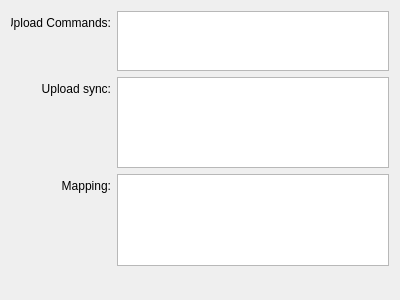
Qt form addon/SFTP/SFTPFormDirSetting.ui (fengzhu2007/anycode) before a commit.
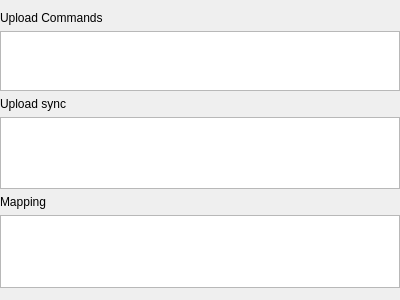
The same form after that commit. Custom widgets are drawn as their Qt base class.

The edit to the form file:
```diff
--- a/addon/SFTP/SFTPFormDirSetting.ui
+++ b/addon/SFTP/SFTPFormDirSetting.ui
@@ -14,9 +14,54 @@
    <string>Form</string>
   </property>
   <layout class="QVBoxLayout" name="verticalLayout">
+   <property name="leftMargin">
+    <number>0</number>
+   </property>
+   <property name="rightMargin">
+    <number>0</number>
+   </property>
+   <property name="bottomMargin">
+    <number>0</number>
+   </property>
    <item>
-    <layout class="QFormLayout" name="formLayout">
-     <item row="1" column="0">
+    <widget class="QLabel" name="label_2">
+     <property name="minimumSize">
+      <size>
+       <width>100</width>
+       <height>0</height>
+      </size>
+     </property>
+     <property name="maximumSize">
+      <size>
+       <width>16777215</width>
+       <height>16777215</height>
+      </size>
+     </property>
+     <property name="text">
+      <string>Upload Commands</string>
+     </property>
+     <property name="alignment">
+      <set>Qt::AlignLeading|Qt::AlignLeft|Qt::AlignVCenter</set>
+     </property>
+    </widget>
+   </item>
+   <item>
+    <widget class="QTextEdit" name="commandTextEdit">
+     <property name="minimumSize">
+      <size>
+       <width>0</width>
+       <height>60</height>
+      </size>
+     </property>
+     <property name="maximumSize">
+      <size>
+       <width>16777215</width>
+       <height>60</height>
+      </size>
+     </property>
+    </widget>
+   </item>
+   <item>
       <widget class="QLabel" name="label">
        <property name="minimumSize">
         <size>
@@ -26,7 +71,7 @@
        </property>
        <property name="maximumSize">
         <size>
-         <width>100</width>
+       <width>16777215</width>
          <height>16777215</height>
         </size>
        </property>
@@ -37,42 +82,14 @@
         </size>
        </property>
        <property name="text">
-        <string>Upload sync:</string>
+      <string>Upload sync</string>
        </property>
        <property name="alignment">
-        <set>Qt::AlignRight|Qt::AlignTrailing|Qt::AlignVCenter</set>
+      <set>Qt::AlignLeading|Qt::AlignLeft|Qt::AlignVCenter</set>
        </property>
       </widget>
      </item>
-     <item row="2" column="0">
-      <widget class="QLabel" name="re">
-       <property name="minimumSize">
-        <size>
-         <width>100</width>
-         <height>0</height>
-        </size>
-       </property>
-       <property name="maximumSize">
-        <size>
-         <width>100</width>
-         <height>16777215</height>
-        </size>
-       </property>
-       <property name="baseSize">
-        <size>
-         <width>80</width>
-         <height>0</height>
-        </size>
-       </property>
-       <property name="text">
-        <string>Mapping:</string>
-       </property>
-       <property name="alignment">
-        <set>Qt::AlignRight|Qt::AlignTrailing|Qt::AlignVCenter</set>
-       </property>
-      </widget>
-     </item>
-     <item row="1" column="1">
+   <item>
       <widget class="ady::DirMappingView" name="localTreeView">
        <property name="maximumSize">
         <size>
@@ -94,7 +111,35 @@
        </property>
       </widget>
      </item>
-     <item row="2" column="1">
+   <item>
+    <widget class="QLabel" name="re">
+     <property name="minimumSize">
+      <size>
+       <width>100</width>
+       <height>0</height>
+      </size>
+     </property>
+     <property name="maximumSize">
+      <size>
+       <width>16777215</width>
+       <height>16777215</height>
+      </size>
+     </property>
+     <property name="baseSize">
+      <size>
+       <width>80</width>
+       <height>0</height>
+      </size>
+     </property>
+     <property name="text">
+      <string>Mapping</string>
+     </property>
+     <property name="alignment">
+      <set>Qt::AlignLeading|Qt::AlignLeft|Qt::AlignVCenter</set>
+     </property>
+    </widget>
+   </item>
+   <item>
       <widget class="ady::DirMappingView" name="remoteTreeView">
        <property name="maximumSize">
         <size>
@@ -112,46 +157,6 @@
         <bool>false</bool>
        </property>
       </widget>
-     </item>
-     <item row="0" column="0">
-      <widget class="QLabel" name="label_2">
-       <property name="minimumSize">
-        <size>
-         <width>100</width>
-         <height>0</height>
-        </size>
-       </property>
-       <property name="maximumSize">
-        <size>
-         <width>100</width>
-         <height>16777215</height>
-        </size>
-       </property>
-       <property name="text">
-        <string>Upload Commands:</string>
-       </property>
-       <property name="alignment">
-        <set>Qt::AlignRight|Qt::AlignTrailing|Qt::AlignVCenter</set>
-       </property>
-      </widget>
-     </item>
-     <item row="0" column="1">
-      <widget class="QTextEdit" name="commandTextEdit">
-       <property name="minimumSize">
-        <size>
-         <width>0</width>
-         <height>60</height>
-        </size>
-       </property>
-       <property name="maximumSize">
-        <size>
-         <width>16777215</width>
-         <height>60</height>
-        </size>
-       </property>
-      </widget>
-     </item>
-    </layout>
    </item>
    <item>
     <spacer name="verticalSpacer">
```
Lines whose indentation alone changed are shown as unchanged.
